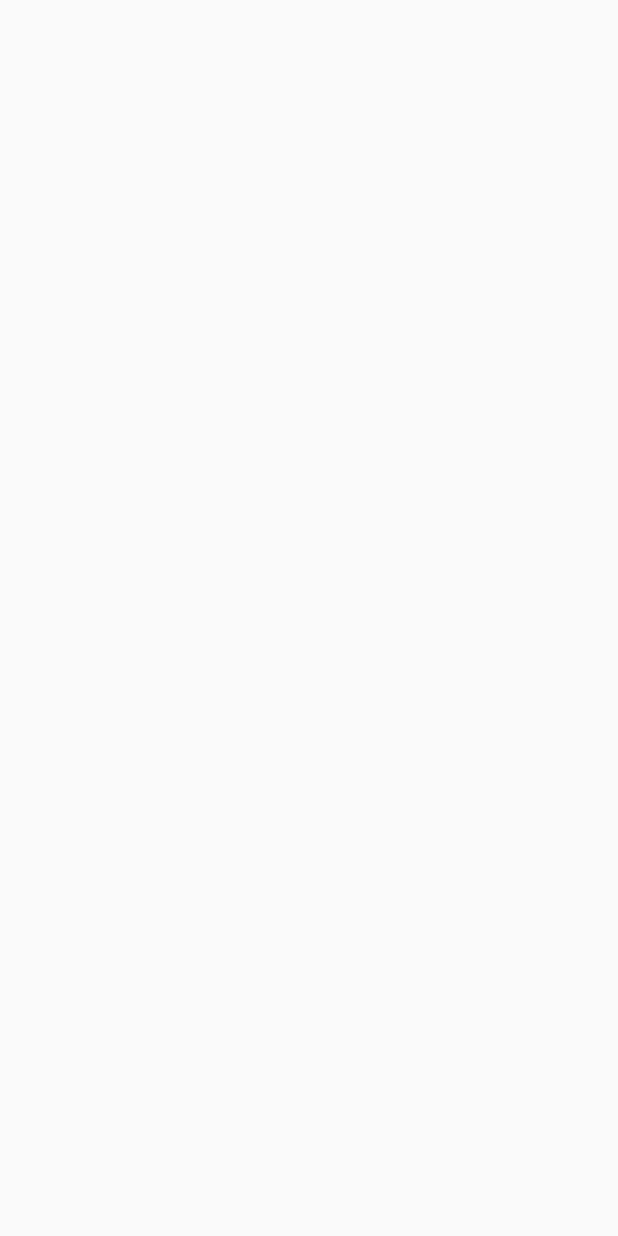
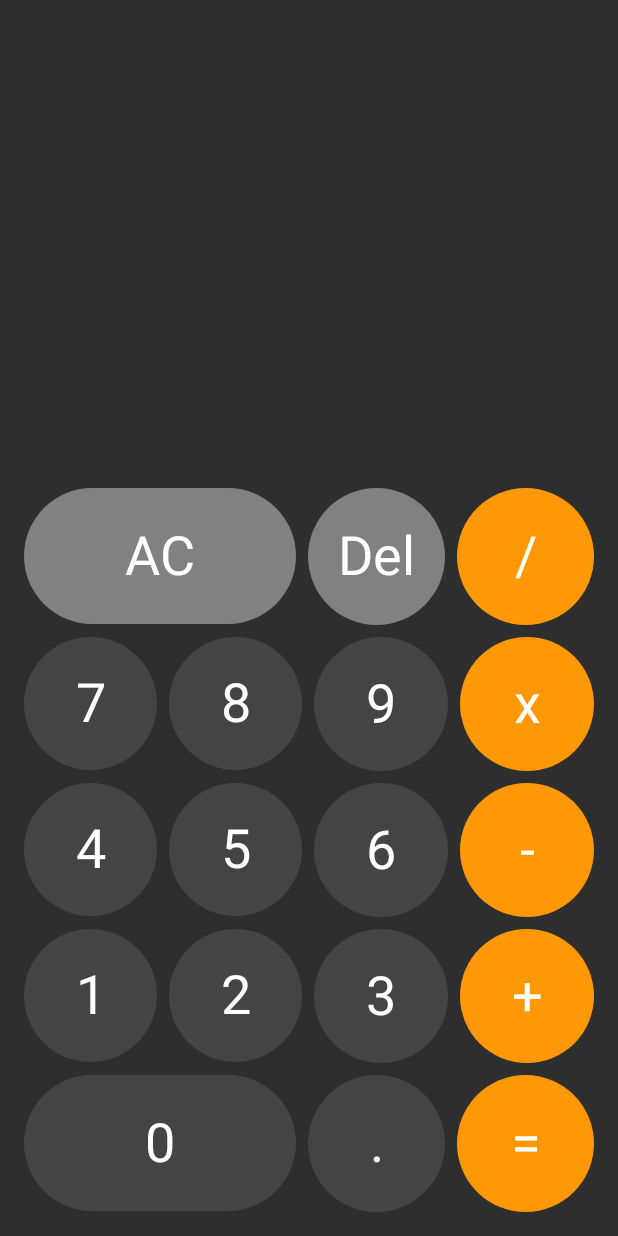
Before and after one commit to sajith91/Compose-Calculator, an Android app built with Jetpack Compose: the screen it shows after launch (MainActivity), on a phone screen of 412 x 824 dp. Before the commit the screen is empty. Run offline under Robolectric (Android 15) with nearby library versions, the phone set to English and light mode, and no system bars.

Commit message:
designed calculator buttons and functionality

```diff
--- a/app/src/main/java/com/proj/compose_calculator/Calculator.kt
+++ b/app/src/main/java/com/proj/compose_calculator/Calculator.kt
@@ -1,5 +1,6 @@
 package com.proj.compose_calculator
 
+import androidx.compose.foundation.background
 import androidx.compose.foundation.layout.*
 import androidx.compose.material.Text
 import androidx.compose.runtime.Composable
@@ -11,14 +12,17 @@ import androidx.compose.ui.text.style.TextAlign
 import androidx.compose.ui.unit.Dp
 import androidx.compose.ui.unit.dp
 import androidx.compose.ui.unit.sp
+import com.proj.compose_calculator.ui.theme.LGray
+import com.proj.compose_calculator.ui.theme.Orange
 
 @Composable
 fun Calculator(
     state: CalculatorState,
-    buttonSpacing : Dp = 8.dp,
-    modifier: Modifier = Modifier
+    buttonSpacing: Dp = 8.dp,
+    modifier: Modifier = Modifier,
+    onAction : (CalculatorAction) ->Unit
 ) {
-   Box(modifier = modifier){
+    Box(modifier = modifier) {
         Column(
             modifier = Modifier
                 .fillMaxWidth()
@@ -26,7 +30,7 @@ fun Calculator(
             verticalArrangement = Arrangement.spacedBy(buttonSpacing)
         ) {
             Text(
-              text = state.number1 + (state.operation?: "") + state.number2,
+                text = state.number1 + (state.operation?.symbol ?: "") + state.number2,
                 textAlign = TextAlign.End,
                 modifier = Modifier
                     .fillMaxWidth()
@@ -36,6 +40,211 @@ fun Calculator(
                 color = Color.White,
                 maxLines = 2
             )
+            Row(
+                modifier = Modifier.fillMaxWidth(),
+                horizontalArrangement = Arrangement.spacedBy(buttonSpacing)
+            ) {
+                CalculatorButton(
+                    symbol = "AC",
+                    modifier =Modifier
+                        .background(LGray)
+                        .aspectRatio(2f)
+                        .weight(2f),
+                    onClick = {
+                        onAction(CalculatorAction.Clear)
+                    }
+                )
+                CalculatorButton(
+                    symbol = "Del",
+                    modifier =Modifier
+                        .background(LGray)
+                        .aspectRatio(1f)
+                        .weight(1f),
+                    onClick = {
+                        onAction(CalculatorAction.Delete)
+                    }
+                )
+                CalculatorButton(
+                    symbol = "/",
+                    modifier =Modifier
+                        .background(Orange)
+                        .aspectRatio(1f)
+                        .weight(1f),
+                    onClick = {
+                        onAction(CalculatorAction.Operation(CalculatorOperation.Devide))
+                    }
+                )
+            }
+            Row(
+                modifier = Modifier.fillMaxWidth(),
+                horizontalArrangement = Arrangement.spacedBy(buttonSpacing)
+            ) {
+                CalculatorButton(
+                    symbol = "7",
+                    modifier =Modifier
+                        .background(Color.DarkGray)
+                        .aspectRatio(1f)
+                        .weight(1f),
+                    onClick = {
+                        onAction(CalculatorAction.Number(7))
+                    }
+                )
+                CalculatorButton(
+                    symbol = "8",
+                    modifier =Modifier
+                        .background(Color.DarkGray)
+                        .aspectRatio(1f)
+                        .weight(1f),
+                    onClick = {
+                        onAction(CalculatorAction.Number(8))
+                    }
+                )
+                CalculatorButton(
+                    symbol = "9",
+                    modifier =Modifier
+                        .background(Color.DarkGray)
+                        .aspectRatio(1f)
+                        .weight(1f),
+                    onClick = {
+                        onAction(CalculatorAction.Number(9))
+                    }
+                )
+                CalculatorButton(
+                    symbol = "x",
+                    modifier =Modifier
+                        .background(Orange)
+                        .aspectRatio(1f)
+                        .weight(1f),
+                    onClick = {
+                        onAction(CalculatorAction.Operation(CalculatorOperation.Multiply))
+                    }
+                )
+            }
+            Row(
+                modifier = Modifier.fillMaxWidth(),
+                horizontalArrangement = Arrangement.spacedBy(buttonSpacing)
+            ) {
+                CalculatorButton(
+                    symbol = "4",
+                    modifier =Modifier
+                        .background(Color.DarkGray)
+                        .aspectRatio(1f)
+                        .weight(1f),
+                    onClick = {
+                        onAction(CalculatorAction.Number(4))
+                    }
+                )
+                CalculatorButton(
+                    symbol = "5",
+                    modifier =Modifier
+                        .background(Color.DarkGray)
+                        .aspectRatio(1f)
+                        .weight(1f),
+                    onClick = {
+                        onAction(CalculatorAction.Number(5))
+                    }
+                )
+                CalculatorButton(
+                    symbol = "6",
+                    modifier =Modifier
+                        .background(Color.DarkGray)
+                        .aspectRatio(1f)
+                        .weight(1f),
+                    onClick = {
+                        onAction(CalculatorAction.Number(6))
+                    }
+                )
+                CalculatorButton(
+                    symbol = "-",
+                    modifier =Modifier
+                        .background(Orange)
+                        .aspectRatio(1f)
+                        .weight(1f),
+                    onClick = {
+                        onAction(CalculatorAction.Operation(CalculatorOperation.Subtract))
+                    }
+                )
+            }
+            Row(
+                modifier = Modifier.fillMaxWidth(),
+                horizontalArrangement = Arrangement.spacedBy(buttonSpacing)
+            ) {
+                CalculatorButton(
+                    symbol = "1",
+                    modifier =Modifier
+                        .background(Color.DarkGray)
+                        .aspectRatio(1f)
+                        .weight(1f),
+                    onClick = {
+                        onAction(CalculatorAction.Number(1))
+                    }
+                )
+                CalculatorButton(
+                    symbol = "2",
+                    modifier =Modifier
+                        .background(Color.DarkGray)
+                        .aspectRatio(1f)
+                        .weight(1f),
+                    onClick = {
+                        onAction(CalculatorAction.Number(2))
+                    }
+                )
+                CalculatorButton(
+                    symbol = "3",
+                    modifier =Modifier
+                        .background(Color.DarkGray)
+                        .aspectRatio(1f)
+                        .weight(1f),
+                    onClick = {
+                        onAction(CalculatorAction.Number(3))
+                    }
+                )
+                CalculatorButton(
+                    symbol = "+",
+                    modifier =Modifier
+                        .background(Orange)
+                        .aspectRatio(1f)
+                        .weight(1f),
+                    onClick = {
+                        onAction(CalculatorAction.Operation(CalculatorOperation.Add))
+                    }
+                )
+            }
+            Row(
+                modifier = Modifier.fillMaxWidth(),
+                horizontalArrangement = Arrangement.spacedBy(buttonSpacing)
+            ) {
+                CalculatorButton(
+                    symbol = "0",
+                    modifier =Modifier
+                        .background(Color.DarkGray)
+                        .aspectRatio(2f)
+                        .weight(2f),
+                    onClick = {
+                        onAction(CalculatorAction.Number(0))
+                    }
+                )
+                CalculatorButton(
+                    symbol = ".",
+                    modifier =Modifier
+                        .background(Color.DarkGray)
+                        .aspectRatio(1f)
+                        .weight(1f),
+                    onClick = {
+                        onAction(CalculatorAction.Decimal)
+                    }
+                )
+                CalculatorButton(
+                    symbol = "=",
+                    modifier =Modifier
+                        .background(Orange)
+                        .aspectRatio(1f)
+                        .weight(1f),
+                    onClick = {
+                        onAction(CalculatorAction.Calculate)
+                    }
+                )
             }
         }
     }
+}
--- a/app/src/main/java/com/proj/compose_calculator/MainActivity.kt
+++ b/app/src/main/java/com/proj/compose_calculator/MainActivity.kt
@@ -3,10 +3,15 @@ package com.proj.compose_calculator
 import android.os.Bundle
 import androidx.activity.ComponentActivity
 import androidx.activity.compose.setContent
+import androidx.compose.foundation.background
 import androidx.compose.foundation.layout.Box
+import androidx.compose.foundation.layout.fillMaxSize
+import androidx.compose.foundation.layout.padding
+import androidx.compose.ui.Modifier
 import androidx.compose.ui.unit.dp
 import androidx.lifecycle.viewmodel.compose.viewModel
 import com.proj.compose_calculator.ui.theme.ComposeCalculatorTheme
+import com.proj.compose_calculator.ui.theme.MedGray
 
 class MainActivity : ComponentActivity() {
     override fun onCreate(savedInstanceState: Bundle?) {
@@ -16,7 +21,15 @@ class MainActivity : ComponentActivity() {
                 val viewModel = viewModel<CalculatorViewModel>()
                 val state = viewModel.state
                 val buttonSpacing = 8.dp
-               // Box(modifier = )
+                Calculator(
+                    state = state,
+                    onAction = viewModel::onAction,
+                    buttonSpacing = buttonSpacing,
+                    modifier = Modifier
+                        .fillMaxSize()
+                        .background(MedGray)
+                        .padding(16.dp)
+                )
             }
         }
     }
```
Also changed, not shown: app/src/main/java/com/proj/compose_calculator/CalculatorViewModel.kt (+89 -0 lines). Lines whose indentation alone changed are shown as unchanged.
